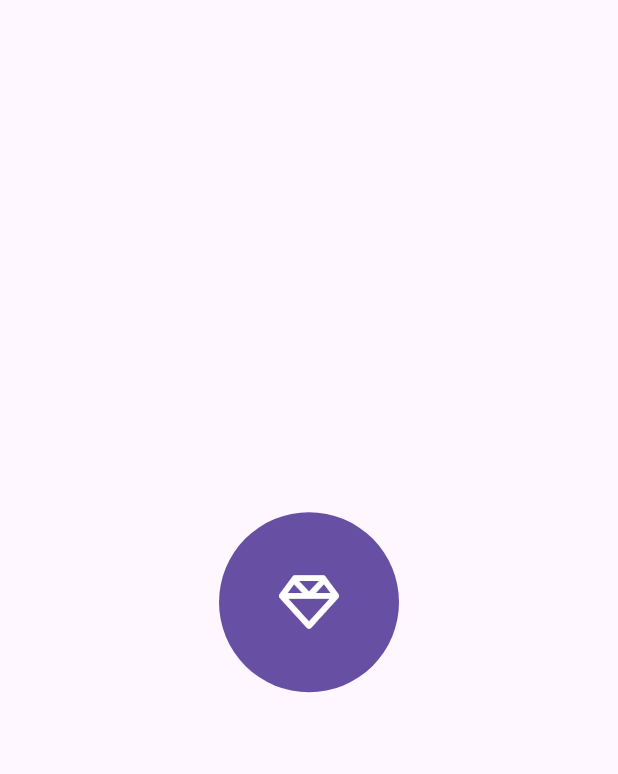
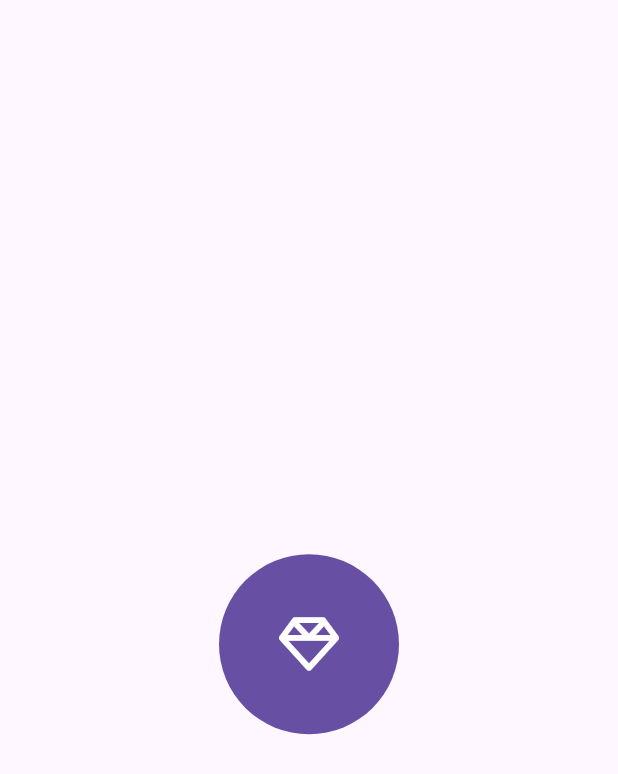
Before and after one commit to MattiaPispisa/safegem, a Flutter app: the screen it shows after launch, on a phone screen of 412 x 824 dp. Shown: the top 774 px of the screen. Run offline on Flutter 3.47's test engine with Material 3 defaults, Android fonts, the phone set to English and light mode, and no system bars; drawn by our look-alikes of avatar_glow; our stand-ins replace bloc, dartz, equatable, flutter_animate, flutter_bloc, font_awesome_flutter and 7 more.

Commit message:
improving ui

```diff
--- a/lib/application/sender/sender_state.dart
+++ b/lib/application/sender/sender_state.dart
@@ -5,6 +5,7 @@ final class SenderState extends Equatable {
     required this.sending,
     required this.timerBeforeSend,
     required this.optionFailureOrMessageSent,
+    required this.emergencyMessage,
   });
 
   factory SenderState.initial() {
@@ -12,25 +13,34 @@ final class SenderState extends Equatable {
       sending: false,
       timerBeforeSend: none(),
       optionFailureOrMessageSent: none(),
+      emergencyMessage: none(),
     );
   }
 
   final bool sending;
   final Option<int> timerBeforeSend;
   final Option<Either<SendMessageFailure, Unit>> optionFailureOrMessageSent;
+  final Option<EmergencyMessage> emergencyMessage;
 
   SenderState copyWith({
     bool? sending,
     Option<int>? timerBeforeSend,
     Option<Either<SendMessageFailure, Unit>>? optionFailureOrMessageSent,
+    Option<EmergencyMessage>? emergencyMessage,
   }) {
     return SenderState(
       sending: sending ?? this.sending,
       optionFailureOrMessageSent: optionFailureOrMessageSent ?? none(),
       timerBeforeSend: timerBeforeSend ?? none(),
+      emergencyMessage: emergencyMessage ?? this.emergencyMessage,
     );
   }
 
   @override
-  List<Object> get props => [];
+  List<Object> get props => [
+        sending,
+        timerBeforeSend,
+        optionFailureOrMessageSent,
+        emergencyMessage,
+      ];
 }
--- a/lib/domain/model/emergency_message.dart
+++ b/lib/domain/model/emergency_message.dart
@@ -4,11 +4,17 @@ class EmergencyMessage extends Equatable {
   const EmergencyMessage({
     required this.message,
     required this.authorityNumber,
+    required this.sms,
   });
 
   final String authorityNumber;
   final String message;
+  final Uri sms;
 
   @override
-  List<Object?> get props => [message, authorityNumber];
+  List<Object?> get props => [
+        message,
+        authorityNumber,
+        sms,
+      ];
 }
--- /dev/null
+++ b/lib/presentation/ui/view/home/_emergency_listener.dart
@@ -0,0 +1,45 @@
+import 'package:flutter/material.dart';
+import 'package:flutter_bloc/flutter_bloc.dart';
+import 'package:safegem/application/application.dart';
+import 'package:safegem/application/emergency_composer/emergency_composer_bloc.dart';
+
+import '../../widget/widget.dart';
+
+class EmergencyListener extends StatelessWidget {
+  const EmergencyListener({
+    super.key,
+    required this.child,
+  });
+
+  final Widget child;
+
+  void _listener(BuildContext context, EmergencyComposerState state) {
+    print("AAAA ${state.optionFailureOrMessageCreated}");
+
+    state.optionFailureOrMessageCreated.fold(
+      () {},
+      (failureOrMessageCreated) {
+        print("AAAA ${failureOrMessageCreated}");
+        failureOrMessageCreated.fold(
+          (failure) {},
+          (messageCreated) {
+            context.read<SenderBloc>().add(
+                  SenderMessageSent(
+                    emergencyMessage: messageCreated,
+                    wait: const Duration(seconds: 5),
+                  ),
+                );
+          },
+        );
+      },
+    );
+  }
+
+  @override
+  Widget build(BuildContext context) {
+    return EmergencyComposerListener(
+      listener: _listener,
+      child: child,
+    );
+  }
+}
--- a/lib/presentation/ui/view/home/_recognized_text.dart
+++ b/lib/presentation/ui/view/home/_recognized_text.dart
@@ -75,6 +75,12 @@ class _UserText extends StatelessWidget {
 
   @override
   Widget build(BuildContext context) {
-    return Text(text);
+    return Padding(
+      padding: const EdgeInsets.symmetric(horizontal: 8),
+      child: Text(
+        text,
+        textAlign: TextAlign.center,
+      ),
+    );
   }
 }
--- a/lib/presentation/ui/view/home/home.dart
+++ b/lib/presentation/ui/view/home/home.dart
@@ -1,5 +1,10 @@
 import 'package:flutter/material.dart';
+import 'package:flutter_animate/flutter_animate.dart';
+import 'package:safegem/domain/domain.dart';
+import 'package:safegem/presentation/ui/view/home/_emergency_listener.dart';
 import 'package:safegem/presentation/ui/view/home/_provider.dart';
+import 'package:safegem/presentation/ui/view/home/_sender.dart';
+import 'package:safegem/presentation/ui/widget/widget.dart';
 
 import '_gem_glow.dart';
 import '_recognized_text.dart';
@@ -10,16 +15,48 @@ class HomeView extends StatelessWidget {
 
   @override
   Widget build(BuildContext context) {
+    final size = MediaQuery.sizeOf(context);
     return HomeProviders(
       child: SpeechToRecognizer(
-        child: Scaffold(
-          body: Center(
-            child: Column(
-              crossAxisAlignment: CrossAxisAlignment.center,
-              mainAxisAlignment: MainAxisAlignment.center,
+        child: EmergencyListener(
+          child: Scaffold(
+            appBar: AppBar(
+              forceMaterialTransparency: true,
+              actions: [],
+            ),
+            body: Column(
               children: [
-                BlocGemGlow(),
-                RecognizedText(),
+                Expanded(
+                  child: Center(
+                    child: SingleChildScrollView(
+                      physics: BouncingScrollPhysics(),
+                      child: Column(
+                        mainAxisAlignment: MainAxisAlignment.center,
+                        children: [
+                          BlocGemGlow(),
+                          RecognizedText(),
+                        ],
+                      ),
+                    ),
+                  ),
+                ),
+                ConstrainedBox(
+                  constraints: BoxConstraints(maxHeight: size.height / 2),
+                  child: SenderBuilder(
+                    builder: (context, state) {
+                      return state.emergencyMessage.fold(
+                        () {
+                          return SizedBox();
+                        },
+                        (emergencyMessage) {
+                          return Sender(
+                            emergencyMessage: emergencyMessage,
+                          ).animate().slideY(begin: 1, end: 0);
+                        },
+                      );
+                    },
+                  ),
+                )
               ],
             ),
           ),
--- a/lib/presentation/ui/widget/emergency_composer/bloc.dart
+++ b/lib/presentation/ui/widget/emergency_composer/bloc.dart
@@ -61,3 +61,25 @@ class EmergencyComposerSelector<T> extends StatelessWidget {
     );
   }
 }
+
+class EmergencyComposerListener extends StatelessWidget {
+  const EmergencyComposerListener({
+    super.key,
+    required this.listener,
+    required this.child,
+  });
+
+  final Widget child;
+  final void Function(
+    BuildContext context,
+    EmergencyComposerState state,
+  ) listener;
+
+  @override
+  Widget build(BuildContext context) {
+    return BlocListener<EmergencyComposerBloc, EmergencyComposerState>(
+      child: child,
+      listener: listener,
+    );
+  }
+}
```
Also changed, not shown: lib/application/sender/sender_bloc.dart (+11 -9 lines), lib/data/ai_module.dart (+14 -1 lines), lib/data/impl_emergency_message.dart (+11 -1 lines), lib/presentation/ui/view/home/_sender.dart (added, +82 -0 lines), lib/presentation/ui/widget/sender_bloc/bloc.dart (+19 -0 lines), lib/injection.config.dart, lib/presentation/ui/view/home/_emergency_message.dart (deleted).
